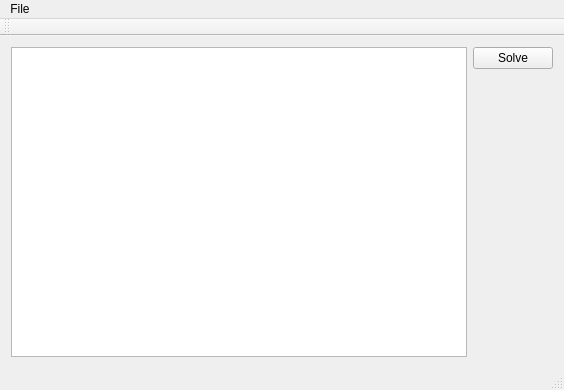
Malorn44/NurikabeMaker, file mainwindow.ui: the form before one commit.
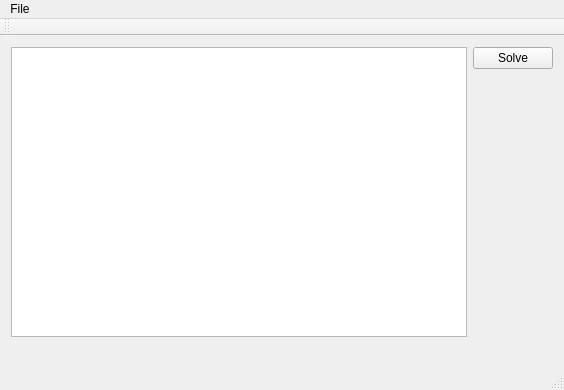
The form after the commit. Icons and pictures are not drawn.

Patch:
```diff
--- a/mainwindow.ui
+++ b/mainwindow.ui
@@ -16,7 +16,18 @@
   <widget class="QWidget" name="centralWidget">
    <layout class="QHBoxLayout" name="horizontalLayout">
     <item>
-     <widget class="QTableWidget" name="Board"/>
+     <layout class="QVBoxLayout" name="verticalLayout_2">
+      <item>
+       <widget class="QTableWidget" name="Board"/>
+      </item>
+      <item>
+       <widget class="QLabel" name="console">
+        <property name="text">
+         <string/>
+        </property>
+       </widget>
+      </item>
+     </layout>
     </item>
     <item>
      <layout class="QVBoxLayout" name="verticalLayout">
```
